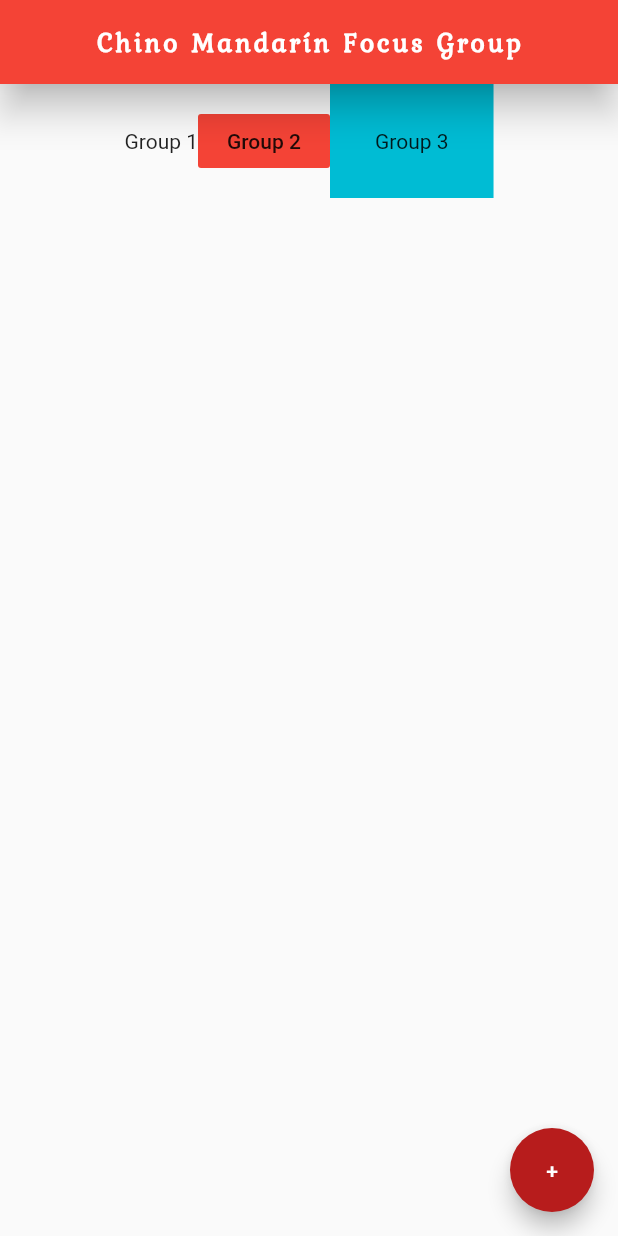
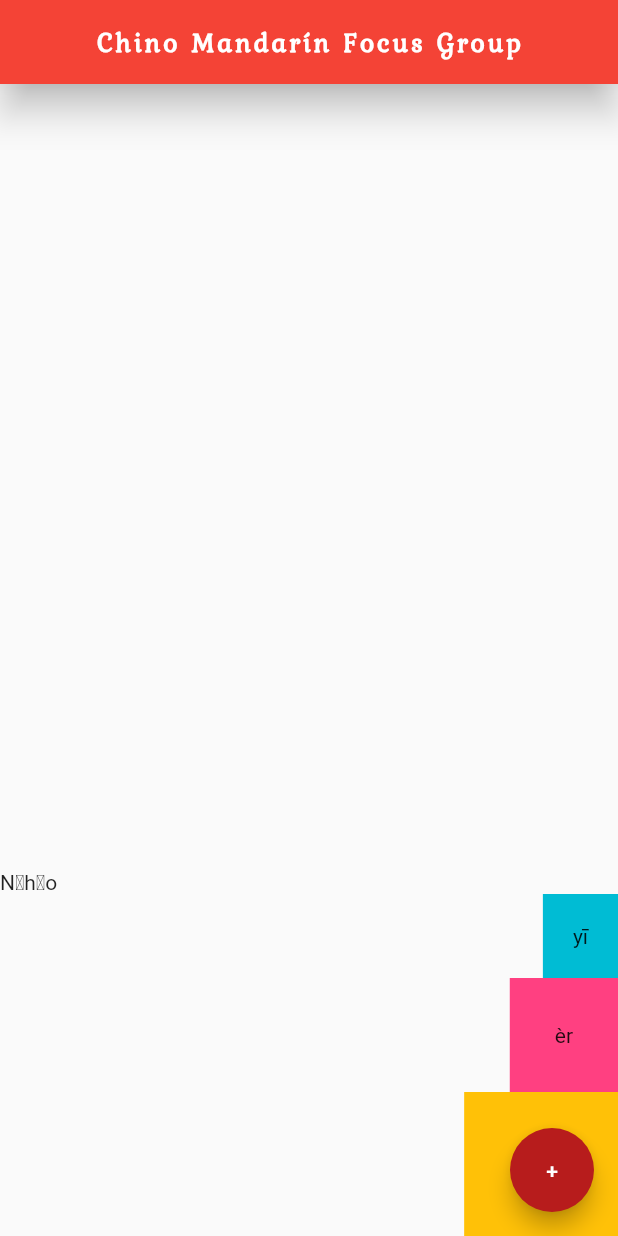
Before and after one commit to LuisYauri/flutter_basic, a Flutter app: the screen it shows after launch, on a phone screen of 412 x 824 dp. Run offline on Flutter 3.47's test engine with Material 2 defaults, Android fonts, the phone set to English and light mode, and no system bars.

Commit message:
Agregar column

```diff
--- a/lib/main.dart
+++ b/lib/main.dart
@@ -21,25 +21,31 @@ class Home extends StatelessWidget {
         elevation: 10,
         backgroundColor: Colors.red[500],
       ),
-      body: Row(
-        mainAxisAlignment: MainAxisAlignment.center,
-        crossAxisAlignment: CrossAxisAlignment.center,
+      body: Column(
+        mainAxisAlignment: MainAxisAlignment.end,
+        crossAxisAlignment: CrossAxisAlignment.end,
         children: <Widget>[
-          Text(
-            'Group 1',
-          ),
-          FlatButton(
-            onPressed: () {},
-            child: Text(
-              'Group 2',
-            ),
-            color: Colors.red,
+          Row(
+            children: <Widget>[
+              Text('Nǐ'),
+              Text('hǎo'),
+            ],
           ),
           Container(
+            padding: EdgeInsets.all(20.0),
             color: Colors.cyan,
+            child: Text('yī'),
+          ),
+          Container(
             padding: EdgeInsets.all(30.0),
-            child: Text('Group 3'),
+            color: Colors.pinkAccent,
+            child: Text('èr'),
           ),
+          Container(
+            padding: EdgeInsets.all(40.0),
+            color: Colors.amber,
+            child: Text('sān'),
+          )
         ],
       ),
       floatingActionButton: FloatingActionButton(
```
